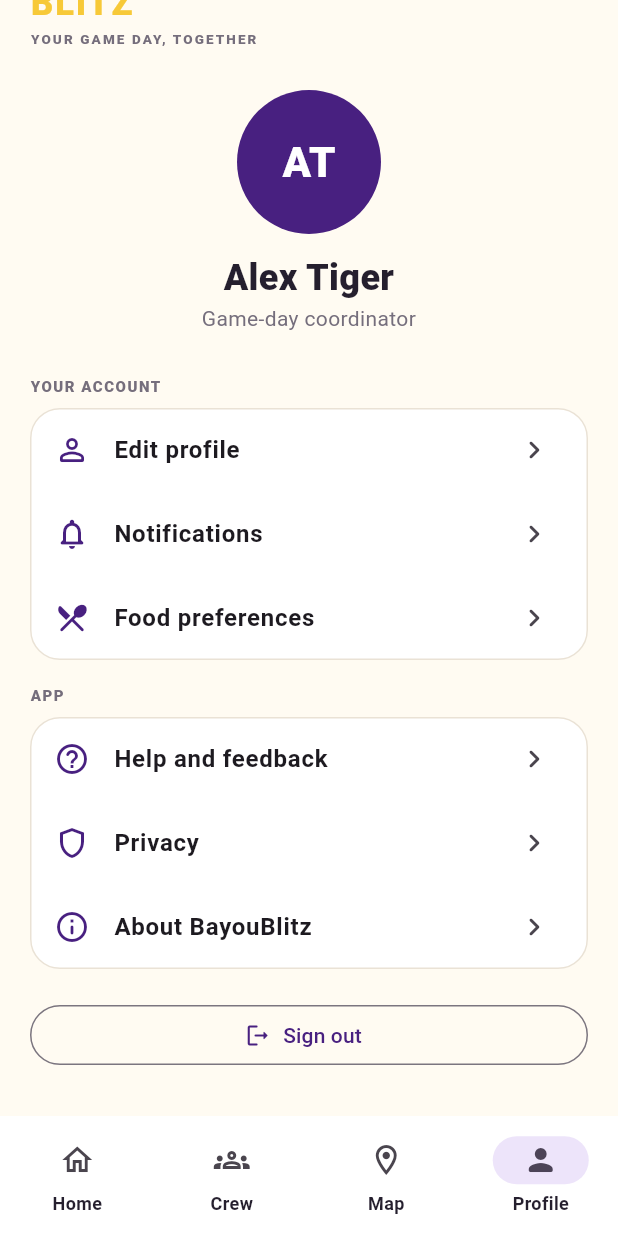
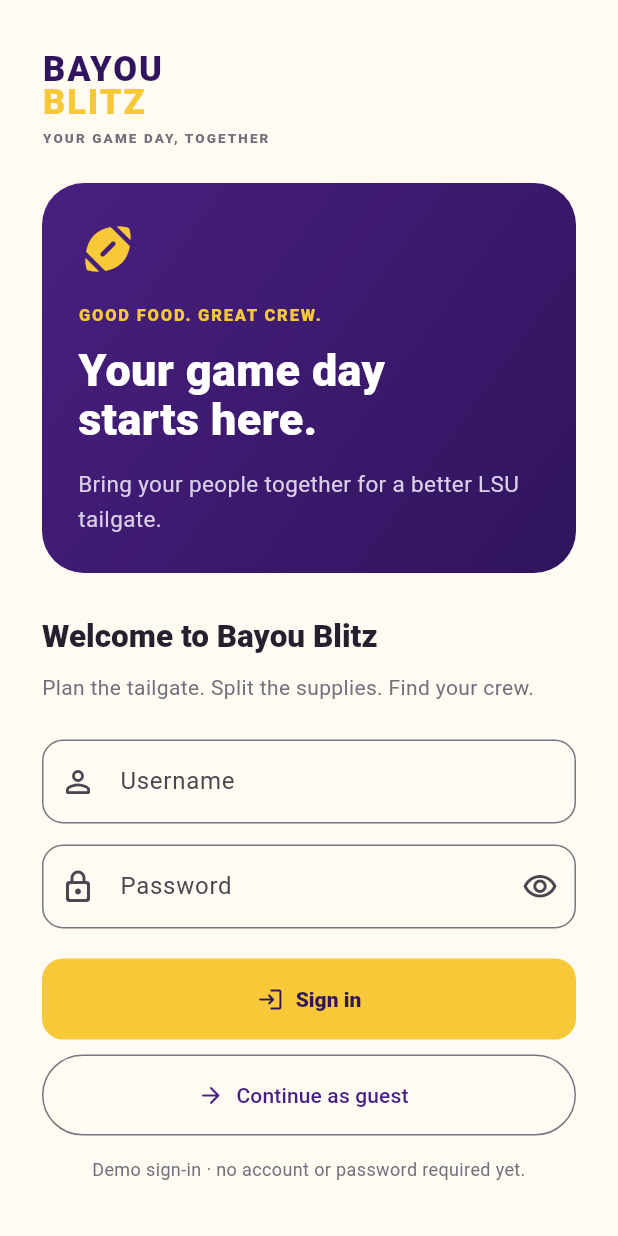
Before and after one commit to tylerlallande/Project-5, a Flutter app: the AppShell screen opened directly, item 4 of the bottom bar chosen, scrolled down 48 dp, after a tap on "Sign out", on a phone screen of 412 x 824 dp. Run offline on Flutter 3.47's test engine with Material 3 defaults, Android fonts, the phone set to English and light mode, and no system bars; Roboto replaces fonts that are missing (Arial).

Commit message:
Added sign-in screen

```diff
--- a/lib/app.dart
+++ b/lib/app.dart
@@ -1,6 +1,6 @@
 import 'package:flutter/material.dart';
 
-import 'app_shell.dart';
+import 'screens/welcome_screen.dart';
 import 'theme/app_theme.dart';
 
 class BayouBlitzApp extends StatelessWidget {
@@ -12,7 +12,7 @@ class BayouBlitzApp extends StatelessWidget {
       debugShowCheckedModeBanner: false,
       title: 'BayouBlitz',
       theme: AppTheme.light,
-      home: const AppShell(),
+      home: const WelcomeScreen(),
     );
   }
 }
--- a/lib/screens/profile_screen.dart
+++ b/lib/screens/profile_screen.dart
@@ -2,6 +2,7 @@ import 'package:flutter/material.dart';
 
 import '../theme/app_theme.dart';
 import '../widgets/app_header.dart';
+import 'welcome_screen.dart';
 
 class ProfileScreen extends StatelessWidget {
   const ProfileScreen({super.key});
@@ -74,7 +75,11 @@ class ProfileScreen extends StatelessWidget {
         ),
         const SizedBox(height: 20),
         OutlinedButton.icon(
-          onPressed: () {},
+          key: const Key('sign-out-button'),
+          onPressed: () => Navigator.of(context).pushAndRemoveUntil(
+            MaterialPageRoute<void>(builder: (_) => const WelcomeScreen()),
+            (_) => false,
+          ),
           icon: const Icon(Icons.logout_rounded),
           label: const Text('Sign out'),
         ),
--- /dev/null
+++ b/lib/screens/welcome_screen.dart
@@ -0,0 +1,178 @@
+import 'package:flutter/material.dart';
+
+import '../app_shell.dart';
+import '../theme/app_theme.dart';
+import '../widgets/app_header.dart';
+
+class WelcomeScreen extends StatefulWidget {
+  const WelcomeScreen({super.key});
+
+  @override
+  State<WelcomeScreen> createState() => _WelcomeScreenState();
+}
+
+class _WelcomeScreenState extends State<WelcomeScreen> {
+  bool _hidePassword = true;
+
+  void _enterApp() {
+    FocusScope.of(context).unfocus();
+    Navigator.of(context).pushReplacement(
+      MaterialPageRoute<void>(builder: (_) => const AppShell()),
+    );
+  }
+
+  @override
+  Widget build(BuildContext context) {
+    return Scaffold(
+      body: SafeArea(
+        child: Center(
+          child: ConstrainedBox(
+            constraints: const BoxConstraints(maxWidth: 480),
+            child: SingleChildScrollView(
+              padding: const EdgeInsets.symmetric(horizontal: 28, vertical: 32),
+              child: Column(
+                crossAxisAlignment: CrossAxisAlignment.stretch,
+                children: [
+                  const AppHeader(),
+                  const SizedBox(height: 24),
+                  Container(
+                    padding: const EdgeInsets.all(24),
+                    decoration: BoxDecoration(
+                      gradient: const LinearGradient(
+                        colors: [AppColors.purple, AppColors.deepPurple],
+                        begin: Alignment.topLeft,
+                        end: Alignment.bottomRight,
+                      ),
+                      borderRadius: BorderRadius.circular(28),
+                    ),
+                    child: const Column(
+                      crossAxisAlignment: CrossAxisAlignment.start,
+                      children: [
+                        Icon(
+                          Icons.sports_football_rounded,
+                          size: 40,
+                          color: AppColors.gold,
+                        ),
+                        SizedBox(height: 16),
+                        Text(
+                          'GOOD FOOD. GREAT CREW.',
+                          style: TextStyle(
+                            color: AppColors.gold,
+                            fontSize: 11,
+                            fontWeight: FontWeight.w800,
+                            letterSpacing: 1.2,
+                          ),
+                        ),
+                        SizedBox(height: 12),
+                        Text(
+                          'Your game day\nstarts here.',
+                          style: TextStyle(
+                            color: Colors.white,
+                            fontSize: 30,
+                            height: 1.1,
+                            fontWeight: FontWeight.w900,
+                          ),
+                        ),
+                        SizedBox(height: 16),
+                        Text(
+                          'Bring your people together for a better LSU tailgate.',
+                          style: TextStyle(
+                            color: Color(0xFFD9CFE8),
+                            fontSize: 15,
+                            height: 1.5,
+                          ),
+                        ),
+                      ],
+                    ),
+                  ),
+                  const SizedBox(height: 28),
+                  Text(
+                    'Welcome to Bayou Blitz',
+                    style: Theme.of(context).textTheme.headlineSmall,
+                  ),
+                  const SizedBox(height: 10),
+                  const Text(
+                    'Plan the tailgate. Split the supplies. Find your crew.',
+                    style: TextStyle(color: AppColors.muted, height: 1.5),
+                  ),
+                  const SizedBox(height: 24),
+                  TextField(
+                    key: const Key('login-username'),
+                    textInputAction: TextInputAction.next,
+                    autocorrect: false,
+                    enableSuggestions: false,
+                    decoration: const InputDecoration(
+                      labelText: 'Username',
+                      hintText: 'Enter your username',
+                      prefixIcon: Icon(Icons.person_outline_rounded),
+                      border: OutlineInputBorder(
+                        borderRadius: BorderRadius.all(Radius.circular(14)),
+                      ),
+                    ),
+                  ),
+                  const SizedBox(height: 14),
+                  TextField(
+                    key: const Key('login-password'),
+                    obscureText: _hidePassword,
+                    autocorrect: false,
+                    enableSuggestions: false,
+                    textInputAction: TextInputAction.done,
+                    onSubmitted: (_) => _enterApp(),
+                    decoration: InputDecoration(
+                      labelText: 'Password',
+                      hintText: 'Enter your password',
+                      prefixIcon: const Icon(Icons.lock_outline_rounded),
+                      border: const OutlineInputBorder(
+                        borderRadius: BorderRadius.all(Radius.circular(14)),
+                      ),
+                      suffixIcon: IconButton(
+                        tooltip: _hidePassword
+                            ? 'Show password'
+                            : 'Hide password',
+                        onPressed: () =>
+                            setState(() => _hidePassword = !_hidePassword),
+                        icon: Icon(
+                          _hidePassword
+                              ? Icons.visibility_outlined
+                              : Icons.visibility_off_outlined,
+                        ),
+                      ),
+                    ),
+                  ),
+                  const SizedBox(height: 20),
+                  FilledButton.icon(
+                    key: const Key('sign-in-button'),
+                    style: FilledButton.styleFrom(
+                      backgroundColor: AppColors.gold,
+                      foregroundColor: AppColors.deepPurple,
+                      minimumSize: const Size.fromHeight(54),
+                    ),
+                    onPressed: _enterApp,
+                    icon: const Icon(Icons.login_rounded),
+                    label: const Text('Sign in'),
+                  ),
+                  const SizedBox(height: 10),
+                  OutlinedButton.icon(
+                    key: const Key('continue-as-guest'),
+                    style: OutlinedButton.styleFrom(
+                      minimumSize: const Size.fromHeight(54),
+                    ),
+                    onPressed: _enterApp,
+                    icon: const Icon(Icons.arrow_forward_rounded),
+                    label: const Text('Continue as guest'),
+                  ),
+                  const SizedBox(height: 14),
+                  const Text(
+                    'Demo sign-in · no account or password required yet.',
+                    textAlign: TextAlign.center,
+                    style: TextStyle(color: AppColors.muted, fontSize: 12),
+                  ),
+                ],
+              ),
+            ),
+          ),
+        ),
+      ),
+    );
+  }
+}
```
Also changed, not shown: 2 other files.
